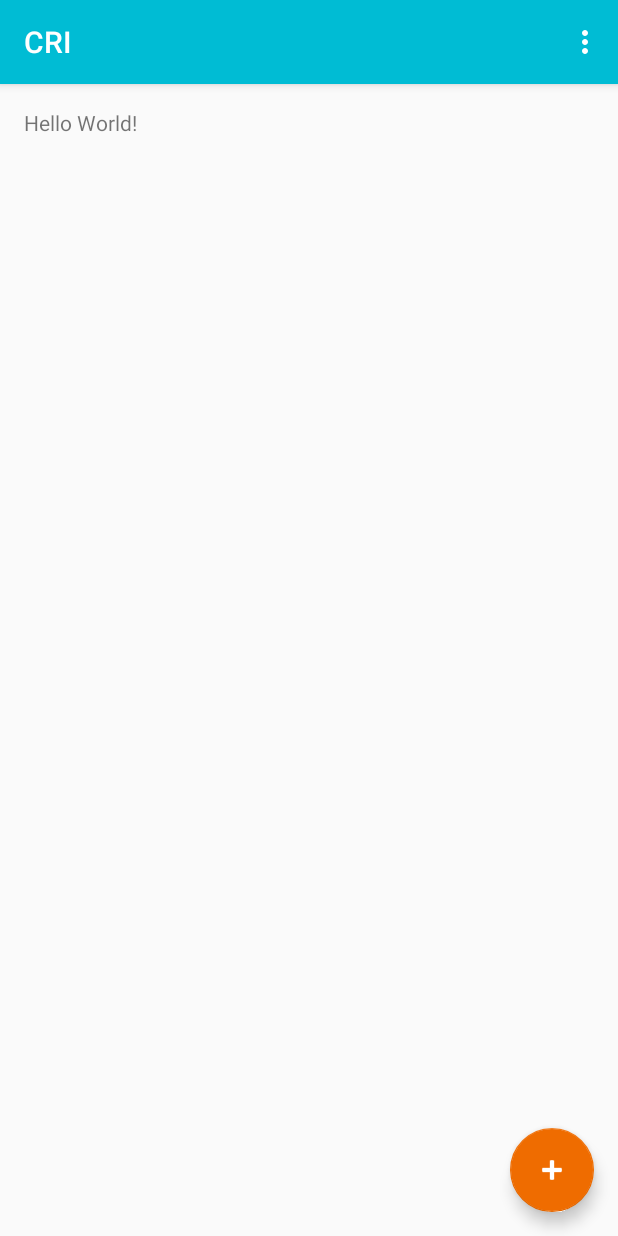
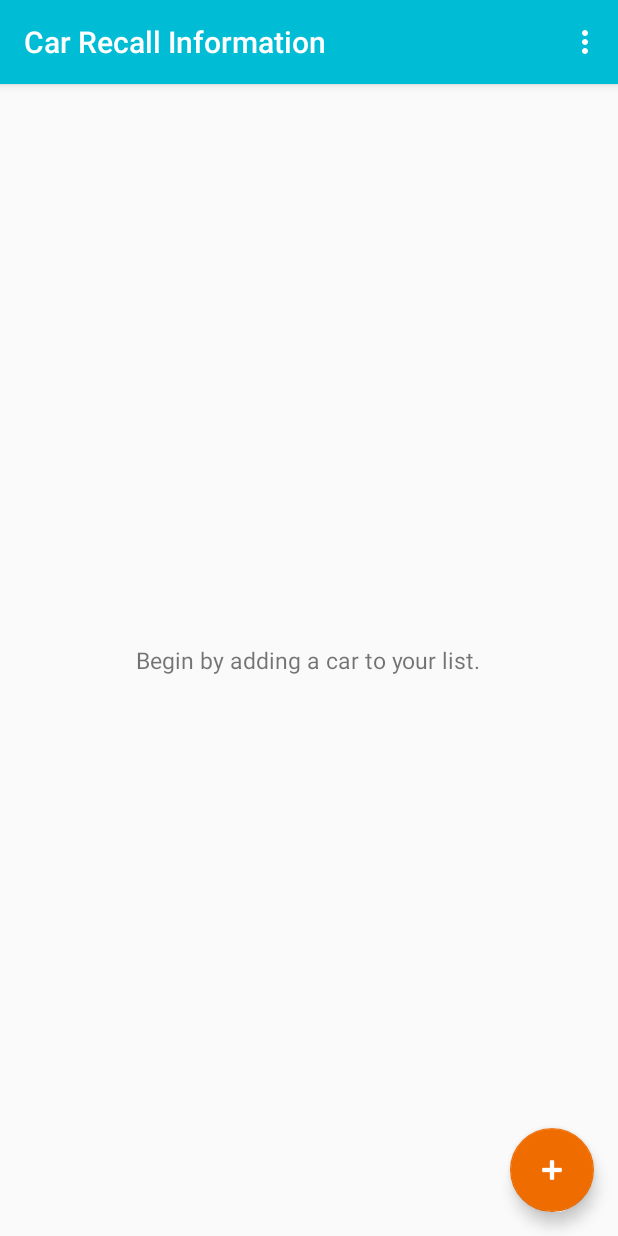
Before and after one commit to kevmck/CS656, an Android app: the screen it shows after launch (MainActivity), on a phone screen of 412 x 824 dp. Run offline under Robolectric (Android 15) with nearby library versions, the phone set to English and light mode, and no system bars.

```diff
--- a/CRI/app/src/main/AndroidManifest.xml
+++ b/CRI/app/src/main/AndroidManifest.xml
@@ -5,12 +5,12 @@
     <application
         android:allowBackup="true"
         android:icon="@mipmap/ic_launcher"
-        android:label="@string/app_name"
+        android:label="CRI"
         android:supportsRtl="true"
         android:theme="@style/AppTheme">
         <activity
             android:name=".MainActivity"
-            android:label="@string/app_name"
+            android:label="Car Recall Information"
             android:theme="@style/AppTheme.NoActionBar">
             <intent-filter>
                 <action android:name="android.intent.action.MAIN" />
--- a/CRI/app/src/main/res/layout/content_main.xml
+++ b/CRI/app/src/main/res/layout/content_main.xml
@@ -16,5 +16,9 @@
     <TextView
         android:layout_width="wrap_content"
         android:layout_height="wrap_content"
-        android:text="Hello World!" />
+        android:text="Begin by adding a car to your list."
+        android:textSize="15dp"
+        android:layout_centerVertical="true"
+        android:layout_centerHorizontal="true"
+        android:id="@+id/textView" />
 </RelativeLayout>
--- a/CRI/app/src/main/res/values/styles.xml
+++ b/CRI/app/src/main/res/values/styles.xml
@@ -17,6 +17,8 @@
 
     <style name="AppTheme.PopupOverlay" parent="ThemeOverlay.AppCompat.Light" />
 
-    <style name="CRI" parent="AppTheme" />
+    <style name="CRI" parent="AppTheme" >
+        <item name="android:navigationBarColor">@android:color/black</item>
+    </style>
 
 </resources>
```
Also changed, not shown: CRI/app/src/main/ic_launcher-web.png (added), CRI/app/src/main/res/mipmap-hdpi/ic_launcher.png, CRI/app/src/main/res/mipmap-mdpi/ic_launcher.png, CRI/app/src/main/res/mipmap-xhdpi/ic_launcher.png, CRI/app/src/main/res/mipmap-xxhdpi/ic_launcher.png, CRI/app/src/main/res/mipmap-xxxhdpi/ic_launcher.png.
